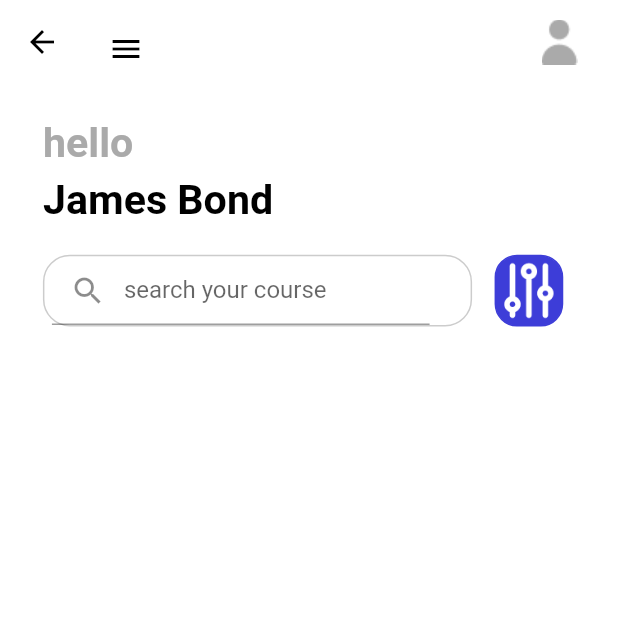
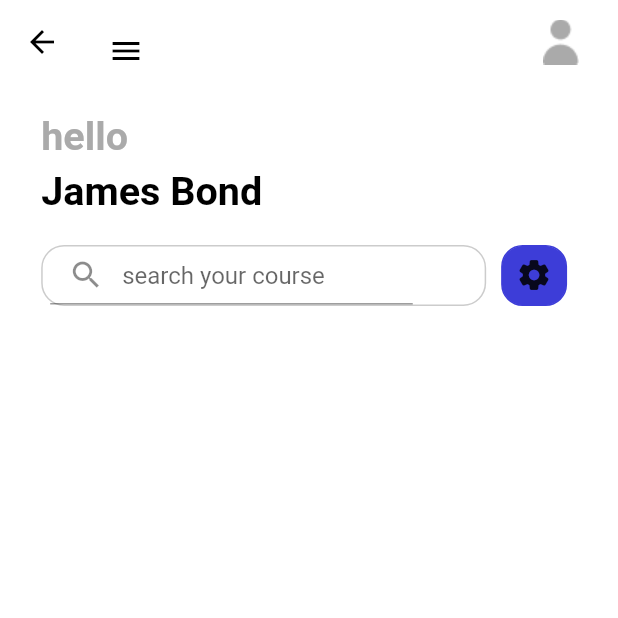
Before and after one commit to Daddy2054/ulearning_app_bloc, a Flutter app: the HomePage screen opened directly, on a phone screen of 412 x 824 dp, the top half of it. Run offline on Flutter 3.47's test engine with Material 2 defaults, Android fonts, the phone set to English and light mode, and no system bars; our stand-ins replace cloud_firestore, dots_indicator, firebase_auth, firebase_core, flutter_bloc, flutter_screenutil and 2 more; accounts and stored records are empty.

Commit message:
100. Homepage anddesignSize for adaptive screen p8

```diff
--- a/lib/main.dart
+++ b/lib/main.dart
@@ -22,6 +22,8 @@ class MyApp extends StatelessWidget {
     return MultiBlocProvider(
       providers: [...AppPages.allBlocProviders(context)],
       child: ScreenUtilInit(
+          designSize: const Size(375, 812),
+
         builder: (context, child) => MaterialApp(
           onGenerateRoute: AppPages.generateRouteSettings,
           theme: ThemeData(
--- a/lib/pages/common_widgets.dart
+++ b/lib/pages/common_widgets.dart
@@ -32,7 +32,7 @@ Widget buildThirdPartyLogin(BuildContext context) {
       bottom: 20.h,
     ),
     padding: EdgeInsets.symmetric(
-      horizontal: 25.w,
+      horizontal: 50.w,
     ),
     child: Row(
       mainAxisAlignment: MainAxisAlignment.spaceAround,
--- a/lib/pages/home/widgets/home_page_widgets.dart
+++ b/lib/pages/home/widgets/home_page_widgets.dart
@@ -54,7 +54,7 @@ Widget searchView() {
   return Row(
     children: [
       Container(
-        width: 250.w,
+        width: 270.w,
         height: 40.h,
         decoration: BoxDecoration(
           color: AppColors.primaryBackground,
@@ -83,7 +83,7 @@ Widget searchView() {
         ),
       ),
       const SizedBox(
-        width: 15,
+        width: 10,
       ),
       GestureDetector(
         child: Container(
@@ -94,7 +94,8 @@ Widget searchView() {
             borderRadius: BorderRadius.all(Radius.circular(13.w)),
             border: Border.all(color: AppColors.primaryElement),
           ),
-          child: Image.asset("assets/icons/options.png"),
+          child: const Icon(Icons.settings_rounded),
+//          child: Image.asset("assets/icons/options.png"),
         ),
       ),
     ],
--- a/lib/pages/sign_in/sign_in.dart
+++ b/lib/pages/sign_in/sign_in.dart
@@ -68,6 +68,9 @@ class _SignInState extends State<SignIn> {
                             height: 5.h,
                           ),
                           forgotPassword(),
+                               SizedBox(
+                            height: 60.h,
+                          ),
                           buildLogInAndRegButton('Log In', 'login', () {
                  //           print('login button');
                             SignInController(context: context)
```
